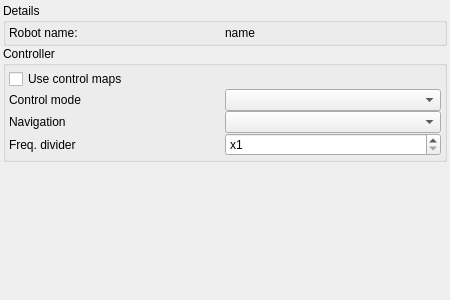
Qt form source/robot-control/gui/RobotControlWidget.ui (assisi/CATS2) before a commit.
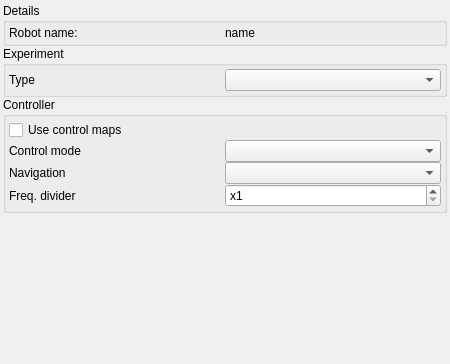
The same form after that commit.

Commit message:
Add an experiment controller parent class.
We extend the control map to a more generic experiment controller. It will
include also the control map as a sub-set.

```diff
--- a/source/robot-control/gui/RobotControlWidget.ui
+++ b/source/robot-control/gui/RobotControlWidget.ui
@@ -7,7 +7,7 @@
     <x>0</x>
     <y>0</y>
     <width>450</width>
-    <height>300</height>
+    <height>364</height>
    </rect>
   </property>
   <property name="windowTitle">
@@ -67,6 +67,40 @@
      </layout>
     </widget>
    </item>
+   <item>
+    <widget class="QGroupBox" name="experimentGroupBox">
+     <property name="title">
+      <string>Experiment</string>
+     </property>
+     <layout class="QGridLayout" name="gridLayout_3">
+      <property name="leftMargin">
+       <number>3</number>
+      </property>
+      <property name="topMargin">
+       <number>3</number>
+      </property>
+      <property name="rightMargin">
+       <number>3</number>
+      </property>
+      <property name="bottomMargin">
+       <number>3</number>
+      </property>
+      <property name="spacing">
+       <number>0</number>
+      </property>
+      <item row="0" column="0">
+       <widget class="QLabel" name="label_3">
+        <property name="text">
+         <string>Type</string>
+        </property>
+       </widget>
+      </item>
+      <item row="0" column="1">
+       <widget class="QComboBox" name="experimentControllerComboBox"/>
+      </item>
+     </layout>
+    </widget>
+   </item>
    <item>
     <widget class="QGroupBox" name="controllerGroupBox">
      <property name="title">
```
The commit also changes 4 other files.
